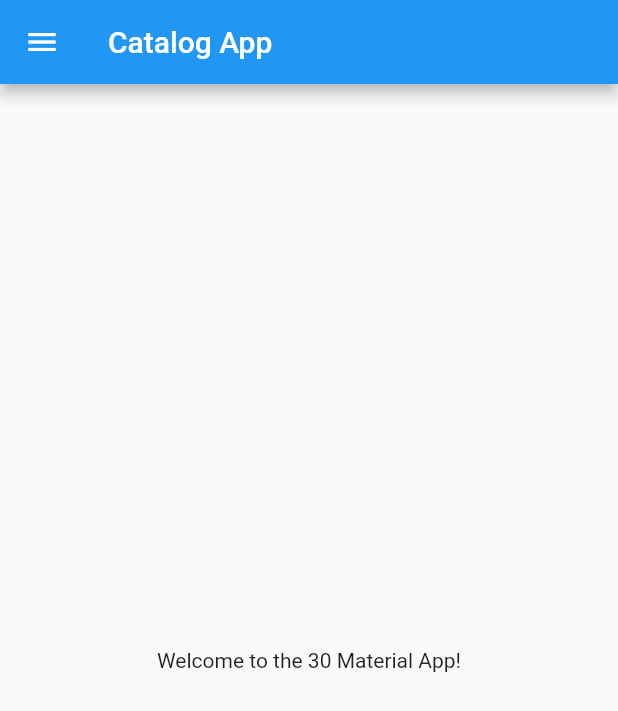
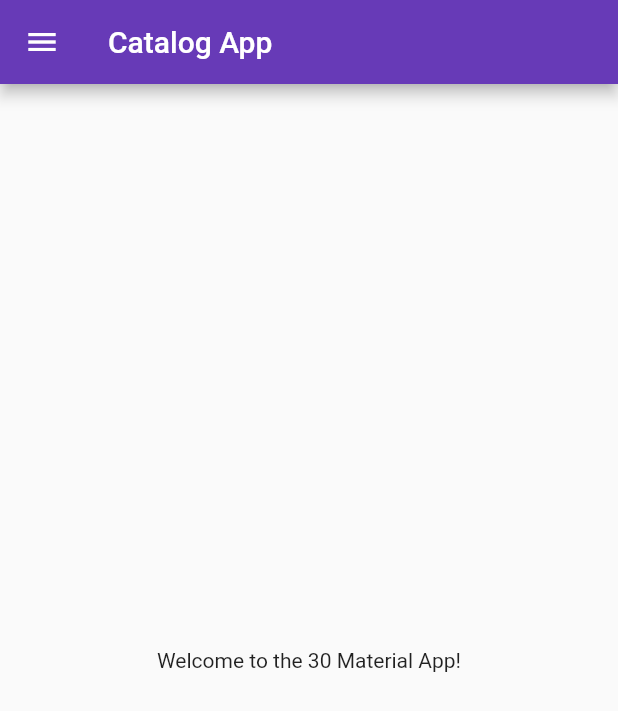
Before and after one commit to SrirajBehera/Flutter-Speedrun, a Flutter app: the screen it shows after launch, on a phone screen of 412 x 824 dp. Shown: the top 711 px of the screen. Run offline on Flutter 3.47's test engine with Material 2 defaults, Android fonts, the phone set to English and light mode, and no system bars.

Commit message:
chapter 3 completed

```diff
--- a/lib/main.dart
+++ b/lib/main.dart
@@ -1,5 +1,6 @@
 import 'package:flutter/material.dart';
-import 'package:flutter_catalog/homepage.dart';
+import 'package:flutter_catalog/screens/homepage.dart';
+import 'package:flutter_catalog/screens/loginpage.dart';
 
 
 void main() {
@@ -21,7 +22,19 @@ class MyApp extends StatelessWidget {
   @override
   Widget build(BuildContext context) {
     return MaterialApp(
-      home: HomePage()
+      // home: HomePage(), // if mentioned in routes then no need to write here
+      themeMode: ThemeMode.light,
+      theme: ThemeData(primarySwatch: Colors.deepPurple), // normal theme
+      darkTheme: ThemeData( // if thememode is set to dark
+        // brightness: Brightness.dark, // this will override everything
+        primarySwatch: Colors.red,
+        ),
+        initialRoute: "/home", // default route is "/"
+        routes: {
+          "/" : (context) => LoginPage(), // write only once to avoid errors
+          "/home" : (context) => HomePage(),
+          "/login" : (context) => LoginPage(),
+        },
     );
   }
 }
```
Also changed, not shown: lib/screens/loginpage.dart (added, +19 -0 lines), lib/screens/homepage.dart (renamed from lib/homepage.dart).
